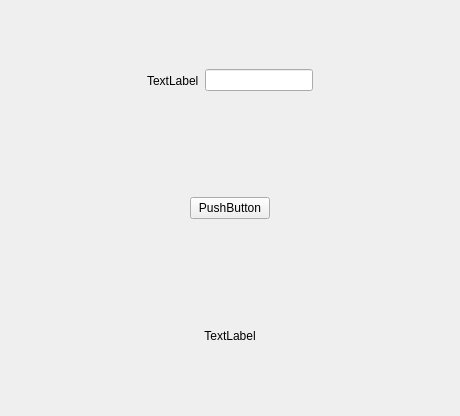
Old version of the form end.ui in the repository Deyu-Kong/BPPN.
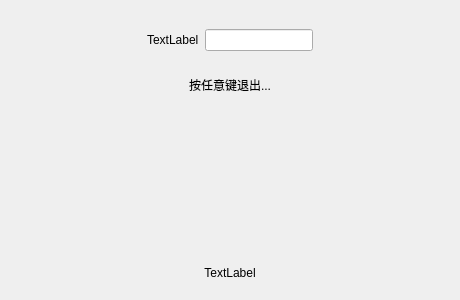
New version of the form. Icons and pictures are not drawn.

Commit message: 按任意键继续

Patch:
```diff
--- a/end.ui
+++ b/end.ui
@@ -7,7 +7,7 @@
     <x>0</x>
     <y>0</y>
     <width>460</width>
-    <height>416</height>
+    <height>300</height>
    </rect>
   </property>
   <property name="windowTitle">
@@ -80,9 +80,9 @@
           </spacer>
          </item>
          <item>
-          <widget class="QPushButton" name="pushButton">
+          <widget class="QLabel" name="label_2">
            <property name="text">
-            <string>PushButton</string>
+            <string>按任意键退出...</string>
            </property>
           </widget>
          </item>
@@ -102,6 +102,19 @@
         </layout>
        </widget>
       </item>
+      <item>
+       <spacer name="verticalSpacer">
+        <property name="orientation">
+         <enum>Qt::Vertical</enum>
+        </property>
+        <property name="sizeHint" stdset="0">
+         <size>
+          <width>20</width>
+          <height>40</height>
+         </size>
+        </property>
+       </spacer>
+      </item>
       <item>
        <widget class="QLabel" name="gif">
         <property name="text">
```
The commit also changes 10 other files.
